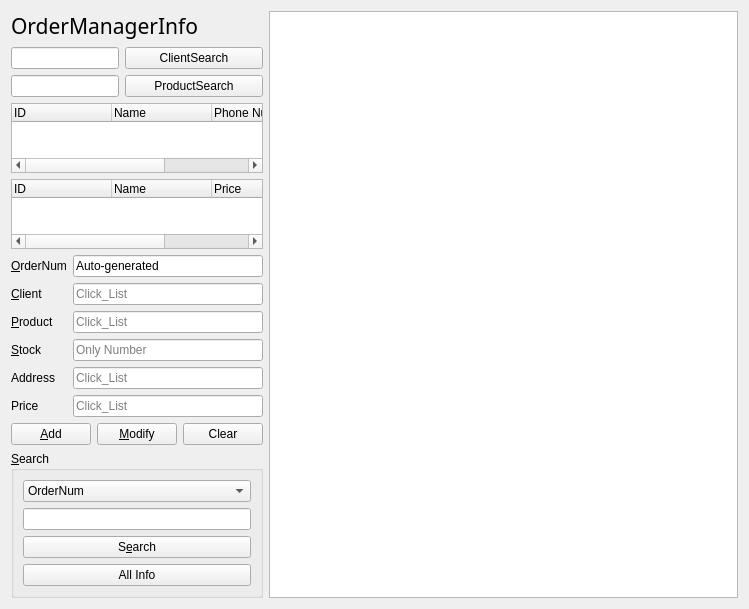
Qt form Osstem_Project2/ordermanagerform.ui (jshs214/Qt_ProjectDB) before a commit.
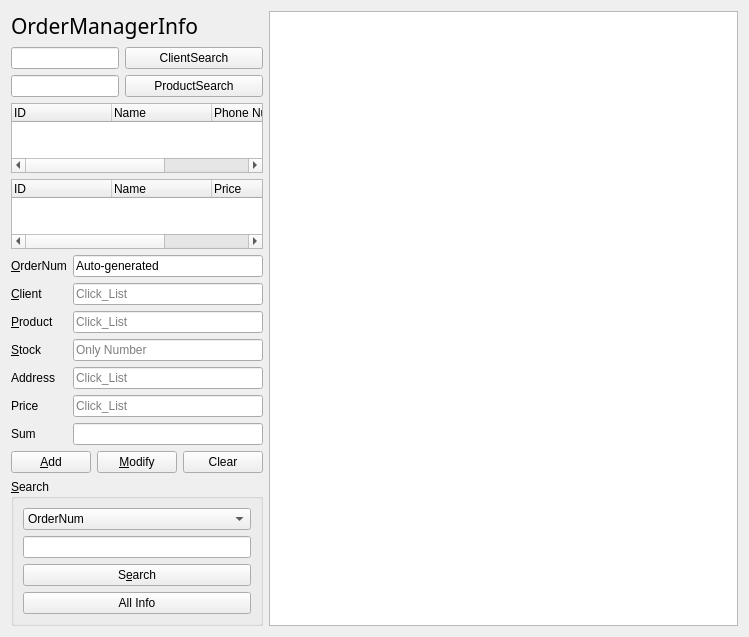
The same form after that commit.

Patch:
```diff
--- a/Osstem_Project2/ordermanagerform.ui
+++ b/Osstem_Project2/ordermanagerform.ui
@@ -225,7 +225,7 @@
            </property>
           </widget>
          </item>
-         <item row="8" column="0" colspan="2">
+         <item row="11" column="0" colspan="2">
           <layout class="QHBoxLayout" name="horizontalLayout_2">
            <item>
             <widget class="QPushButton" name="addPushButton">
@@ -267,6 +267,20 @@
            </property>
           </widget>
          </item>
+         <item row="8" column="0">
+          <widget class="QLabel" name="sumLabel">
+           <property name="text">
+            <string>Sum</string>
+           </property>
+          </widget>
+         </item>
+         <item row="8" column="1">
+          <widget class="QLineEdit" name="sumLineEdit">
+           <property name="readOnly">
+            <bool>true</bool>
+           </property>
+          </widget>
+         </item>
         </layout>
        </item>
        <item>
@@ -323,7 +337,23 @@
      <item>
       <layout class="QVBoxLayout" name="treewidgetLayout" stretch="0">
        <item>
-        <widget class="QTableView" name="orderTableView"/>
+        <widget class="QTableView" name="orderTableView">
+         <property name="editTriggers">
+          <set>QAbstractItemView::NoEditTriggers</set>
+         </property>
+         <property name="alternatingRowColors">
+          <bool>true</bool>
+         </property>
+         <property name="selectionBehavior">
+          <enum>QAbstractItemView::SelectRows</enum>
+         </property>
+         <attribute name="horizontalHeaderStretchLastSection">
+          <bool>true</bool>
+         </attribute>
+         <attribute name="verticalHeaderVisible">
+          <bool>false</bool>
+         </attribute>
+        </widget>
        </item>
       </layout>
      </item>
```
